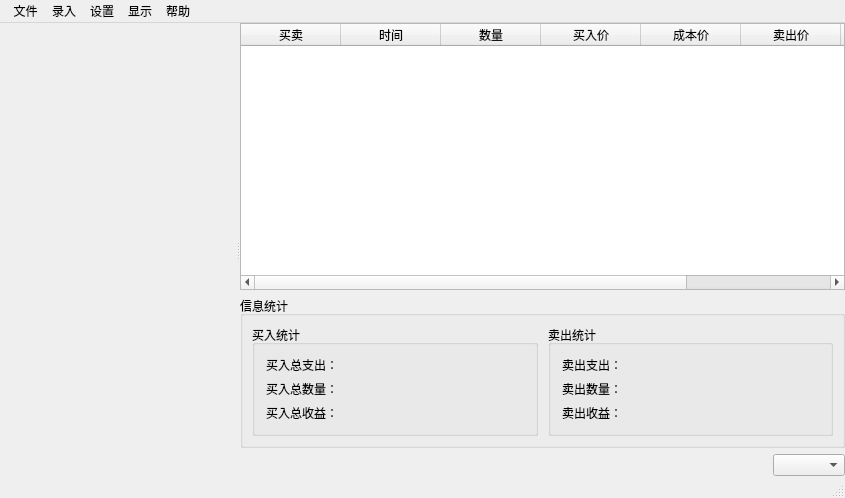
Before: the Qt Designer form UI/JKMainWin.ui in Mr-WangJin/StockTool, drawn with Qt 5.
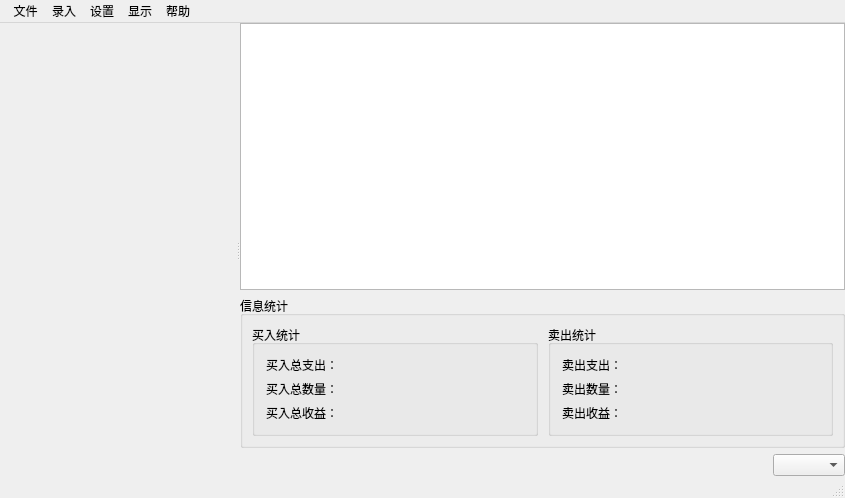
After: the same form once the commit is applied. Icons and pictures are not drawn. Custom widgets are drawn as their Qt base class.

Commit message: 提出TableWidget

Patch:
```diff
--- a/UI/JKMainWin.ui
+++ b/UI/JKMainWin.ui
@@ -55,54 +55,7 @@
          <number>0</number>
         </property>
         <item>
-         <widget class="QTableWidget" name="tableWidget">
-          <property name="editTriggers">
-           <set>QAbstractItemView::NoEditTriggers</set>
-          </property>
-          <property name="selectionBehavior">
-           <enum>QAbstractItemView::SelectRows</enum>
-          </property>
-          <column>
-           <property name="text">
-            <string>买卖</string>
-           </property>
-          </column>
-          <column>
-           <property name="text">
-            <string>时间</string>
-           </property>
-          </column>
-          <column>
-           <property name="text">
-            <string>数量</string>
-           </property>
-          </column>
-          <column>
-           <property name="text">
-            <string>买入价</string>
-           </property>
-          </column>
-          <column>
-           <property name="text">
-            <string>成本价</string>
-           </property>
-          </column>
-          <column>
-           <property name="text">
-            <string>卖出价</string>
-           </property>
-          </column>
-          <column>
-           <property name="text">
-            <string>预计卖出收益</string>
-           </property>
-          </column>
-          <column>
-           <property name="text">
-            <string>收益百分比</string>
-           </property>
-          </column>
-         </widget>
+         <widget class="QTableView" name="tableView"/>
         </item>
         <item>
          <widget class="QGroupBox" name="groupBox">
```
The commit also changes 9 other files.
